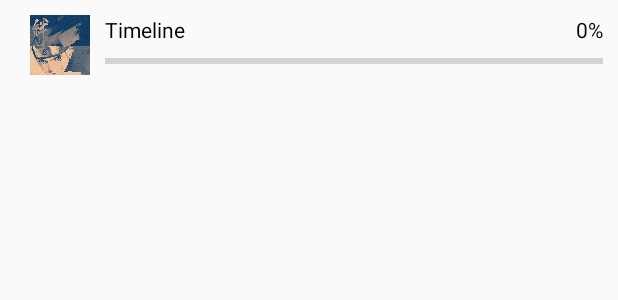
After one commit to reyzarc/FastDevelop, an Android app: the layout layout_download_notify.xml on its own in the app's theme, with its tools: preview values and no code run, on a phone screen of 412 x 824 dp. The commit adds this screen. Shown: the top 300 px of the screen. Run offline under Robolectric (Android 15) with nearby library versions, the phone set to English and light mode, and no system bars.

Commit message:
添加版本更新功能

```diff
--- a/app/build.gradle
+++ b/app/build.gradle
@@ -54,4 +54,8 @@ dependencies {
     compile 'com.android.support:appcompat-v7:24.0.0'
     compile 'com.jakewharton:butterknife:8.2.1'
     apt 'com.jakewharton:butterknife-compiler:8.2.1'
+    compile 'io.reactivex:rxjava:1.1.3'
+    compile 'io.reactivex:rxandroid:1.1.0'
+    compile 'com.tbruyelle.rxpermissions:rxpermissions:0.7.0@aar'
+
 }
--- a/app/src/main/AndroidManifest.xml
+++ b/app/src/main/AndroidManifest.xml
@@ -1,6 +1,10 @@
 <?xml version="1.0" encoding="utf-8"?>
 <manifest xmlns:android="http://schemas.android.com/apk/res/android"
           package="com.xtec.timeline">
+
+    <uses-permission android:name="android.permission.READ_EXTERNAL_STORAGE"/>
+    <uses-permission android:name="android.permission.WRITE_EXTERNAL_STORAGE"/>
+    <uses-permission android:name="android.permission.INTERNET"/>
 
     <application
         android:name=".common.BaseApplication"
@@ -30,6 +34,8 @@
         <activity
             android:name=".ui.activity.TestActivity"
             android:screenOrientation="portrait"/>
+
+        <service android:name=".service.UpdateService"/>
     </application>
 
 </manifest>
--- a/app/src/main/java/com/xtec/timeline/common/BaseApplication.java
+++ b/app/src/main/java/com/xtec/timeline/common/BaseApplication.java
@@ -8,4 +8,9 @@ import android.app.Application;
  */
 public class BaseApplication extends Application{
     private static final String TAG = "BaseApplication";
+
+    @Override
+    public void onCreate() {
+        super.onCreate();
+    }
 }
--- a/app/src/main/java/com/xtec/timeline/ui/fragment/MessageFragment.java
+++ b/app/src/main/java/com/xtec/timeline/ui/fragment/MessageFragment.java
@@ -44,6 +44,8 @@ public class MessageFragment extends Fragment {
         View topBar = view.findViewById(R.id.message_topbar);
         UIUtils.initTopbar(getActivity(), topBar, false);
 
+        ((TextView)topBar.findViewById(R.id.topbar_title)).setText("消息");
+
 
         ButterKnife.bind(this, view);
         return view;
--- a/app/src/main/res/layout/activity_splash.xml
+++ b/app/src/main/res/layout/activity_splash.xml
@@ -7,6 +7,7 @@
     <!--<ImageView-->
         <!--android:layout_width="match_parent"-->
         <!--android:layout_height="match_parent"-->
+        <!--android:scaleType="fitXY"-->
         <!--android:src="@drawable/splash"/>-->
 
 </LinearLayout>
--- /dev/null
+++ b/app/src/main/res/layout/layout_download_notify.xml
@@ -0,0 +1,49 @@
+<?xml version="1.0" encoding="utf-8"?>
+<LinearLayout xmlns:android="http://schemas.android.com/apk/res/android"
+              android:layout_width="match_parent"
+              android:layout_height="wrap_content"
+              android:padding="10dp"
+              android:orientation="horizontal">
+
+    <ImageView
+        android:layout_gravity="center_vertical"
+        android:layout_width="40dp"
+        android:layout_height="40dp"
+        android:layout_marginLeft="10dp"
+        android:layout_marginRight="10dp"
+        android:src="@drawable/ic_launcher" />
+
+    <LinearLayout
+        android:layout_width="match_parent"
+        android:layout_height="match_parent"
+        android:layout_gravity="center_vertical"
+        android:orientation="vertical">
+        <RelativeLayout
+            android:layout_width="match_parent"
+            android:layout_height="wrap_content"
+            android:layout_weight="1">
+            <TextView
+                android:gravity="center_vertical"
+                android:layout_width="wrap_content"
+                android:layout_height="wrap_content"
+                android:textColor="@color/black"
+                android:text="@string/app_name"/>
+            <TextView
+                android:layout_width="wrap_content"
+                android:layout_height="wrap_content"
+                android:id="@+id/download_percent"
+                android:textColor="@color/black"
+                android:text="0%"
+                android:layout_alignParentRight="true"/>
+
+        </RelativeLayout>
+
+        <ProgressBar
+            android:id="@+id/download_progressbar"
+            style="@style/Widget.AppCompat.ProgressBar.Horizontal"
+            android:layout_width="match_parent"
+            android:layout_height="wrap_content"
+            android:layout_weight="1"/>
+    </LinearLayout>
+
+</LinearLayout>
--- a/app/src/main/res/values/styles.xml
+++ b/app/src/main/res/values/styles.xml
@@ -20,9 +20,11 @@
         <item name="android:windowIsTranslucent">false</item>
     </style>
 
-    <style name="SplashTheme" parent="AppTheme">
+    <style name="SplashTheme" parent="Theme.AppCompat.Light.NoActionBar">
         <item name="android:windowBackground">@drawable/splash</item>
         <item name="android:windowFullscreen">true</item>
+        <item name="android:windowDisablePreview">true</item>
+        <item name="android:windowContentOverlay">@null</item>
     </style>
 
     <!--toolbar的样式-->
```
Also changed, not shown: app/src/main/java/com/xtec/timeline/common/UpdateManager.java (added, +139 -0 lines), app/src/main/java/com/xtec/timeline/service/UpdateService.java (added, +215 -0 lines), app/src/main/java/com/xtec/timeline/ui/activity/MainActivity.java (+6 -27 lines), app/src/main/java/com/xtec/timeline/ui/fragment/MoreFragment.java (+21 -1 lines), app/src/main/java/com/xtec/timeline/utils/Utils.java (added, +206 -0 lines), app/src/main/res/layout/fragment_more.xml (added, +19 -0 lines).
